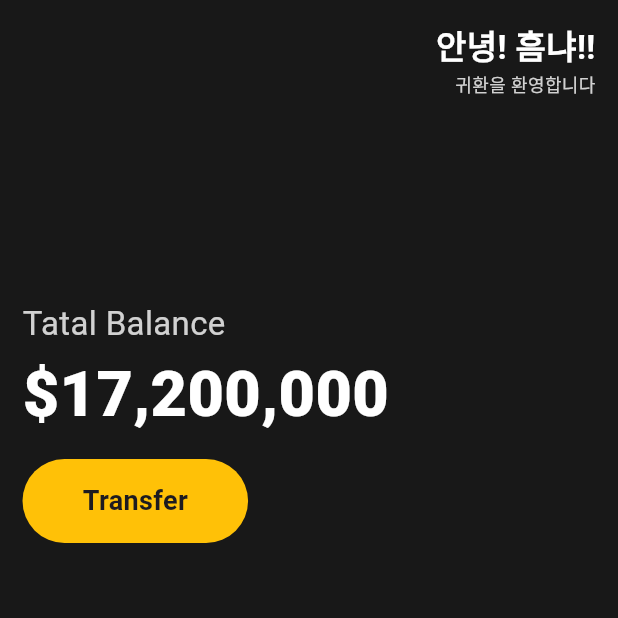
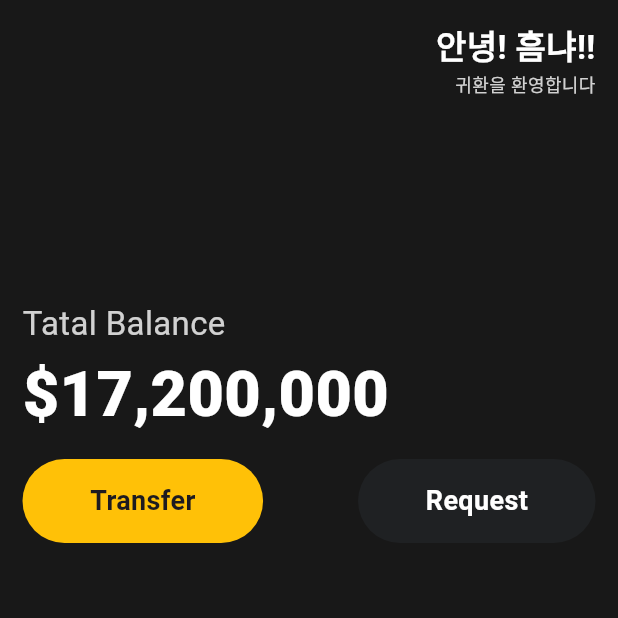
Before and after one commit to HumNya-Games/MO1, a Flutter app: the screen it shows after launch, on a phone screen of 412 x 824 dp, the top half of it. Run offline on Flutter 3.47's test engine with Material 3 defaults, Android fonts, the phone set to English and light mode, and no system bars.

Commit message:
스테이블 위제 생성까지

```diff
--- a/toonflix/analysis_options.yaml
+++ b/toonflix/analysis_options.yaml
@@ -21,6 +21,7 @@ linter:
   # `// ignore_for_file: name_of_lint` syntax on the line or in the file
   # producing the lint.
   rules:
+   prefer_const_constructors: true
     # avoid_print: false  # Uncomment to disable the `avoid_print` rule
     # prefer_single_quotes: true  # Uncomment to enable the `prefer_single_quotes` rule
 
--- a/toonflix/lib/main.dart
+++ b/toonflix/lib/main.dart
@@ -1,28 +1,30 @@
 import 'package:flutter/material.dart';
 
 void main() {
-  runApp(App());
+  runApp(const App());
 }
 
 class App extends StatelessWidget {
+  const App({super.key});
+
   @override
   Widget build(BuildContext context) {
     return MaterialApp(
       home: Scaffold(
-        backgroundColor: Color(0xff181818),
+        backgroundColor: const Color(0xff181818),
         body: Padding(
-          padding: EdgeInsetsGeometry.symmetric(horizontal: 15),
+          padding: const EdgeInsetsGeometry.symmetric(horizontal: 15),
           child: Column(
             crossAxisAlignment: CrossAxisAlignment.start,
             children: [
               Row(
                 mainAxisAlignment: MainAxisAlignment.end,
                 children: [
-                  SizedBox(height: 80),
+                  const SizedBox(height: 80),
                   Column(
                     crossAxisAlignment: CrossAxisAlignment.end,
                     children: [
-                      Text(
+                      const Text(
                         "안녕! 흠냐!!",
                         style: TextStyle(
                           color: Colors.white,
@@ -33,7 +35,7 @@ class App extends StatelessWidget {
                       Text(
                         "귀환을 환영합니다",
                         style: TextStyle(
-                          color: Colors.white.withOpacity(0.8),
+                          color: Colors.white.withValues(alpha: 0.8),
                           fontWeight: FontWeight.w500,
                           fontSize: 12,
                         ),
@@ -42,16 +44,16 @@ class App extends StatelessWidget {
                   ),
                 ],
               ),
-              SizedBox(height: 120),
+              const SizedBox(height: 120),
               Text(
                 "Tatal Balance",
                 style: TextStyle(
                   fontSize: 22,
-                  color: Colors.white.withOpacity(0.8),
+                  color: Colors.white.withValues(alpha: 0.8),
                 ),
               ),
-              SizedBox(height: 2),
-              Text(
+              const SizedBox(height: 2),
+              const Text(
                 "\$17,200,000",
                 style: TextStyle(
                   fontSize: 42,
@@ -59,22 +61,43 @@ class App extends StatelessWidget {
                   color: Colors.white,
                 ),
               ),
-              SizedBox(height: 13),
+              const SizedBox(height: 13),
               Row(
+                mainAxisAlignment: MainAxisAlignment.spaceBetween,
                 children: [
                   Container(
                     decoration: BoxDecoration(
                       color: Colors.amber,
                       borderRadius: BorderRadius.circular(40),
                     ),
-                    child: Padding(
+                    child: const Padding(
                       padding: EdgeInsets.symmetric(
                         vertical: 15,
-                        horizontal: 40,
+                        horizontal: 45,
                       ),
                       child: Text(
                         'Transfer',
                         style: TextStyle(
+                          fontSize: 18,
+                          fontWeight: FontWeight.w700,
+                        ),
+                      ),
+                    ),
+                  ),
+                  Container(
+                    decoration: BoxDecoration(
+                      color: const Color(0xFF1F2123),
+                      borderRadius: BorderRadius.circular(40),
+                    ),
+                    child: const Padding(
+                      padding: EdgeInsets.symmetric(
+                        vertical: 15,
+                        horizontal: 45,
+                      ),
+                      child: Text(
+                        'Request',
+                        style: TextStyle(
+                          color: Colors.white,
                           fontSize: 18,
                           fontWeight: FontWeight.w700,
                         ),
```
Also changed, not shown: toonflix/lib/widgets/button.dart (added, +35 -0 lines), 1 other file.
